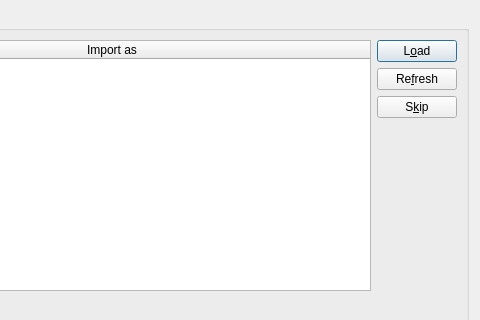
Old version of the form jal/ui/receipt_import_dlg.ui in the repository titov-vv/jal; both pictures show x 370 to 850 and y 0 to 320 of the 850 by 760 pixel window.
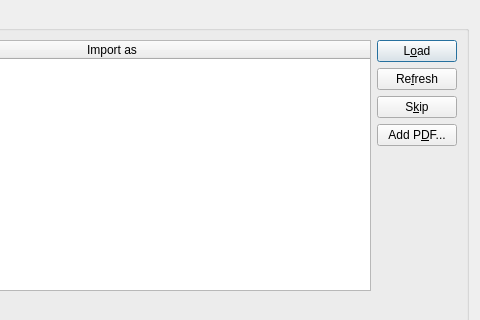
New version of the form. Custom widgets are drawn as their Qt base class.

Commit message: Receipt import: "Add PDF..." puts PDF receipts of the computer into the inbox as .jalr files, reading their QR codes with the optional pyzbar package.

```diff
--- a/jal/ui/receipt_import_dlg.ui
+++ b/jal/ui/receipt_import_dlg.ui
@@ -26,7 +26,7 @@
       <string>Get receipt from phone inbox</string>
      </property>
      <layout class="QGridLayout" name="gridLayout_3">
-      <item row="0" column="0" rowspan="4">
+      <item row="0" column="0" rowspan="5">
        <widget class="QTableWidget" name="InboxList">
         <property name="editTriggers">
          <set>QAbstractItemView::EditTrigger::NoEditTriggers</set>
@@ -91,6 +91,16 @@
        </widget>
       </item>
       <item row="3" column="1">
+       <widget class="QPushButton" name="InboxAddPdfBtn">
+        <property name="toolTip">
+         <string>Put PDF receipts of this computer into the inbox</string>
+        </property>
+        <property name="text">
+         <string>Add P&amp;DF...</string>
+        </property>
+       </widget>
+      </item>
+      <item row="4" column="1">
        <spacer name="inboxButtonsSpacer">
         <property name="orientation">
          <enum>Qt::Orientation::Vertical</enum>
@@ -103,7 +113,7 @@
         </property>
        </spacer>
       </item>
-      <item row="4" column="0" colspan="2">
+      <item row="5" column="0" colspan="2">
        <widget class="QLabel" name="InboxFolderLbl"/>
       </item>
      </layout>
```
Left out of the diff: 1 changed line with no effect on the pictures. The commit also changes 12 other files.
